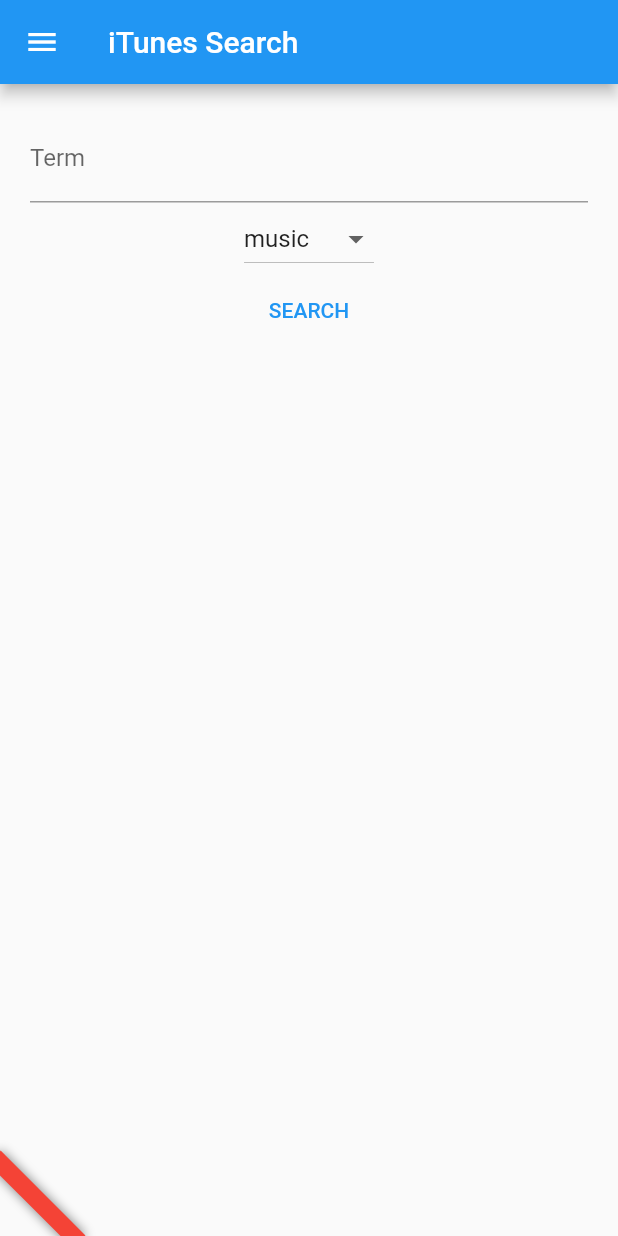
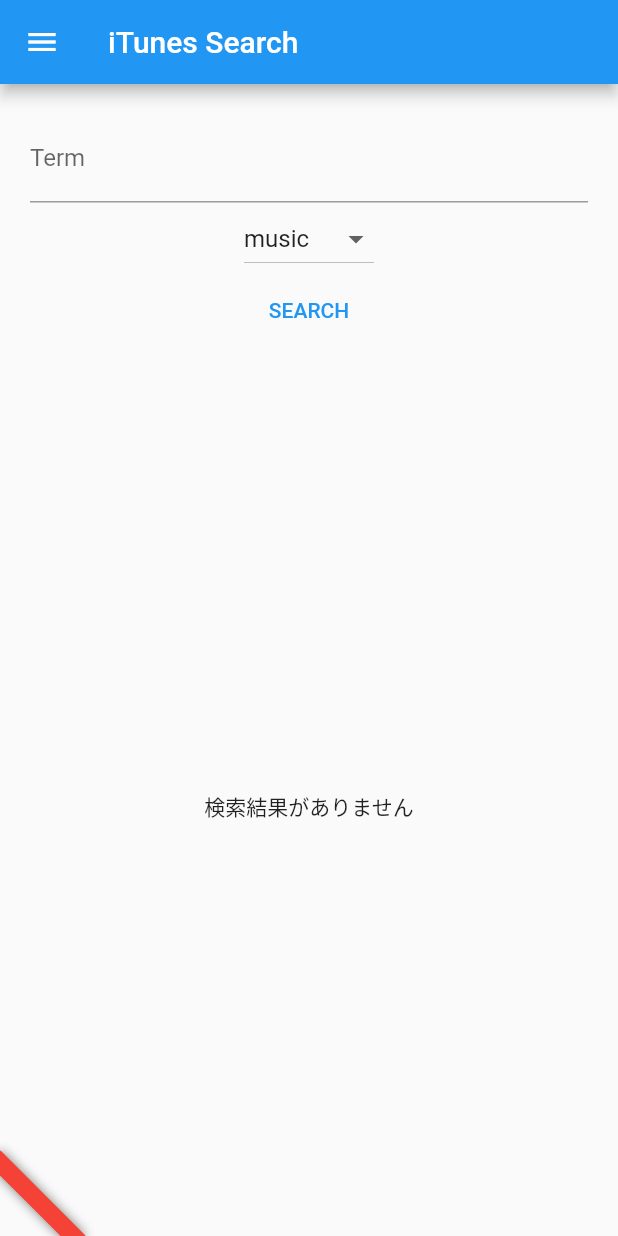
Before and after one commit to greendrop/flutter_work_sample, a Flutter app: the screen it shows after launch, on a phone screen of 412 x 824 dp. Run offline on Flutter 3.47's test engine with Material 2 defaults, Android fonts, the phone set to English and light mode, and no system bars; our stand-ins replace flutter_hooks, freezed_annotation, hooks_riverpod, routemaster.

Commit message:
add blank

```diff
--- a/lib/components/organisms/itunes_search_body.dart
+++ b/lib/components/organisms/itunes_search_body.dart
@@ -34,11 +34,19 @@
               onChangedTerm: onChangedTerm,
               onChangedMedia: onChangedMedia,
               onPressedSearch: onPressedSearch)),
-      Expanded(
-          child: ListView(children: [
-        ...itunesSearchState.itunesResults
-            .map((item) => ItunesSearchListItem(itunesResult: item))
-      ]))
+      itunesSearchState.itunesResults.isNotEmpty
+          ? Expanded(
+              child: ListView(children: [
+              ...itunesSearchState.itunesResults
+                  .map((item) => ItunesSearchListItem(itunesResult: item))
+            ]))
+          : Expanded(
+              child:
+                  Row(mainAxisAlignment: MainAxisAlignment.center, children: [
+              Column(
+                  mainAxisAlignment: MainAxisAlignment.center,
+                  children: const [Text('検索結果がありません')])
+            ]))
     ]);
   }
 }
```
